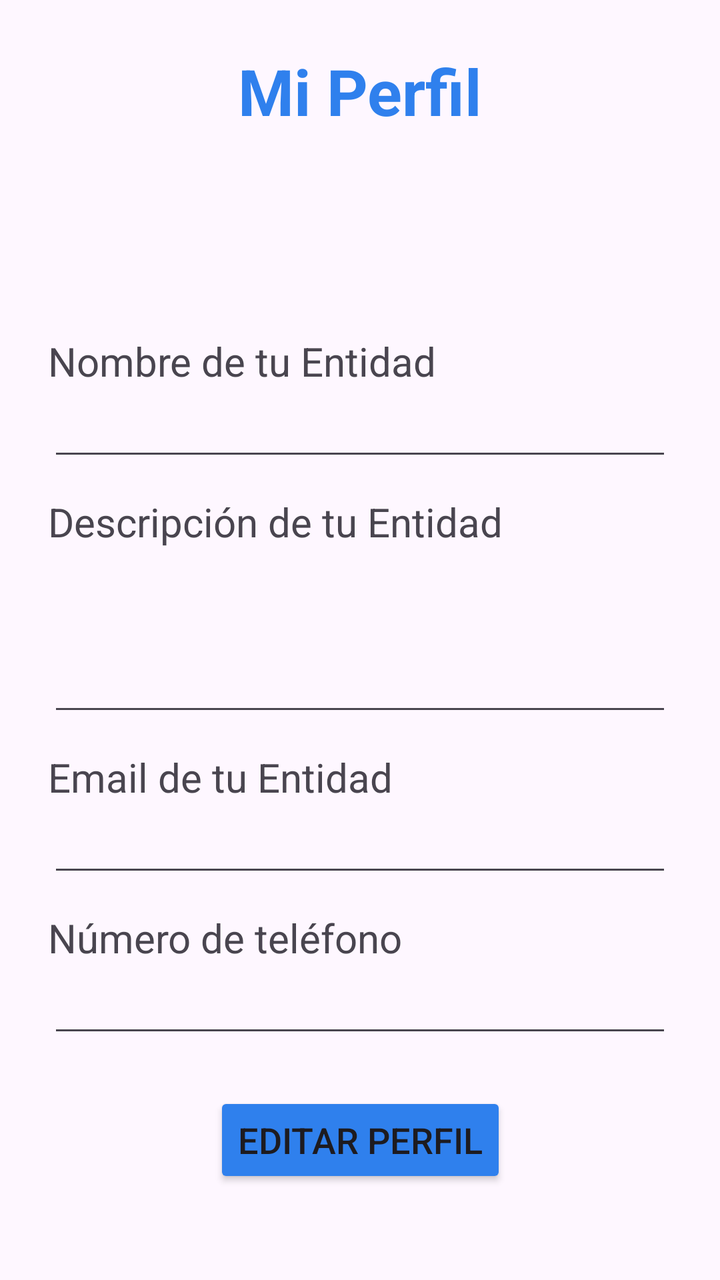
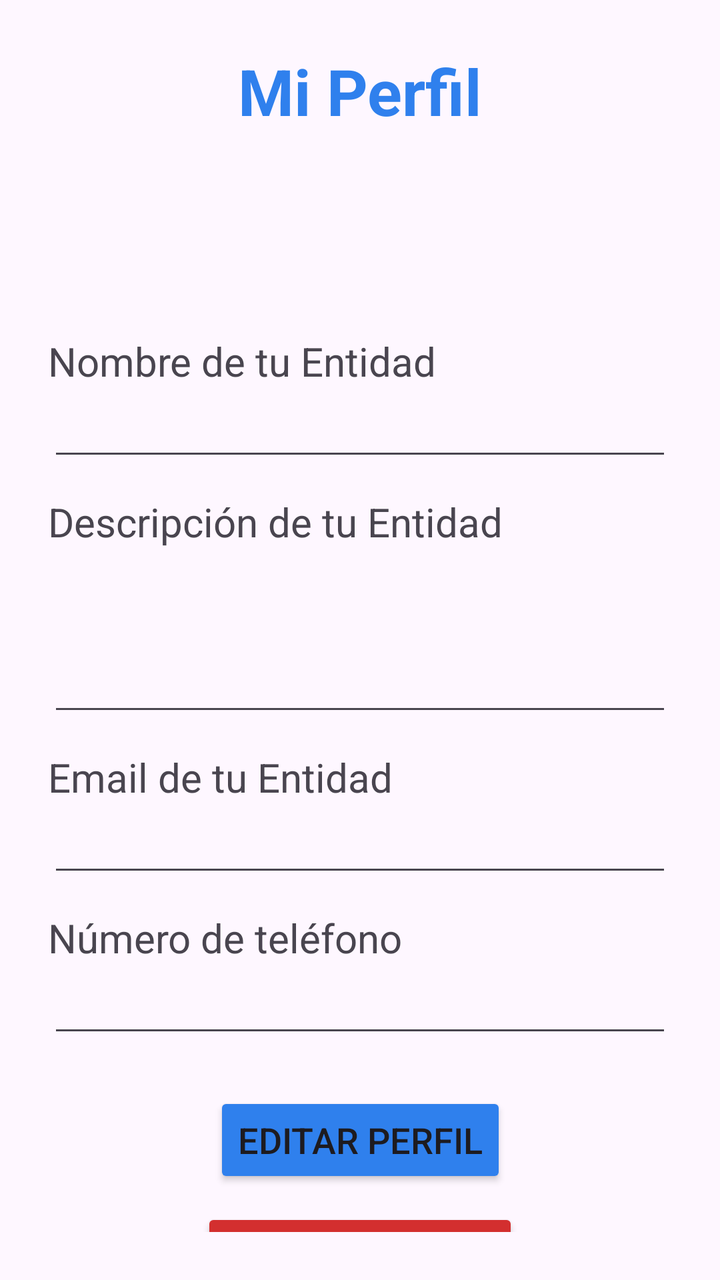

Compare the two renders of this Android layout. The source of the first and the diff that turns it into the second are given below.
<!-- AndroidManifest.xml: application theme Theme.Conecta_Voluntariado_TFG -->
<!-- res/layout/activity_entity_profile.xml -->
<?xml version="1.0" encoding="utf-8"?>
<androidx.constraintlayout.widget.ConstraintLayout xmlns:android="http://schemas.android.com/apk/res/android"
    xmlns:app="http://schemas.android.com/apk/res-auto"
    xmlns:tools="http://schemas.android.com/tools"
    android:id="@+id/main"
    android:layout_width="match_parent"
    android:layout_height="match_parent"
    android:padding="24dp"
    tools:context=".EntityProfileActivity">

    <TextView
        android:layout_width="wrap_content"
        android:layout_height="wrap_content"
        android:id="@+id/tvProfile"
        android:text="Mi Perfil"
        android:textColor="@color/brand_blue"
        android:textSize="32sp"
        android:textStyle="bold"
        app:layout_constraintEnd_toEndOf="parent"
        app:layout_constraintStart_toStartOf="parent"
        app:layout_constraintTop_toTopOf="parent" />

    <LinearLayout
        android:layout_width="match_parent"
        android:layout_height="wrap_content"
        android:id="@+id/linearLayout"
        android:orientation="vertical"
        app:layout_constraintTop_toBottomOf="@+id/tvProfile">

        <TextView
            android:layout_width="match_parent"
            android:layout_height="wrap_content"
            android:layout_marginTop="100dp"
            android:text="Nombre de tu Entidad"
            android:textSize="20sp"
            app:layout_constraintStart_toStartOf="parent"
            app:layout_constraintTop_toTopOf="parent" />

        <EditText
            android:layout_width="match_parent"
            android:layout_height="wrap_content"
            android:id="@+id/etNameEntity" />

        <TextView
            android:layout_width="match_parent"
            android:layout_height="wrap_content"
            android:layout_marginTop="12dp"
            android:text="Descripción de tu Entidad"
            android:minLines="3"
            android:inputType="textMultiLine"
            android:textSize="20sp"
            app:layout_constraintStart_toStartOf="parent"
            app:layout_constraintTop_toTopOf="parent" />

        <EditText
            android:layout_width="match_parent"
            android:layout_height="wrap_content"
            android:id="@+id/etDescEntity" />

        <TextView
            android:layout_width="match_parent"
            android:layout_height="wrap_content"
            android:layout_marginTop="12dp"
            android:text="Email de tu Entidad"
            android:textSize="20sp" />

        <EditText
            android:layout_width="match_parent"
            android:layout_height="wrap_content"
            android:id="@+id/etEmailEntity" />

        <TextView
            android:layout_width="match_parent"
            android:layout_height="wrap_content"
            android:layout_marginTop="12dp"
            android:text="Número de teléfono"
            android:textSize="20sp"/>

        <EditText
            android:layout_width="match_parent"
            android:layout_height="wrap_content"
            android:id="@+id/etPhoneNumber" />

    </LinearLayout>

    <Button
        android:id="@+id/btnSaveProfile"
        android:layout_width="wrap_content"
        android:layout_height="wrap_content"
        android:backgroundTint="@color/brand_blue"
        android:text="Editar Perfil"
        android:textSize="18sp"
        app:layout_constraintBottom_toBottomOf="parent"
        app:layout_constraintEnd_toEndOf="parent"
        app:layout_constraintStart_toStartOf="parent"
        app:layout_constraintTop_toBottomOf="@+id/linearLayout" />

</androidx.constraintlayout.widget.ConstraintLayout>
<!-- resources referenced by this layout -->
<resources>
  <color name="brand_blue">#2F80ED</color>
  <style name="Theme.Conecta_Voluntariado_TFG" parent="Base.Theme.Conecta_Voluntariado_TFG" />
  <style name="Base.Theme.Conecta_Voluntariado_TFG" parent="Theme.Material3.DayNight.NoActionBar">
          
          
      </style>
</resources>

<!-- the commit's change to res/layout/activity_entity_profile.xml (unified diff, before → after) -->
@@ -95,4 +95,16 @@
         app:layout_constraintStart_toStartOf="parent"
         app:layout_constraintTop_toBottomOf="@+id/linearLayout" />
 
+    <Button
+        android:layout_width="wrap_content"
+        android:layout_height="wrap_content"
+        android:id="@+id/btnSignOut"
+        android:text="Cerrar sesión"
+        android:textSize="18sp"
+        android:backgroundTint="@color/light_red"
+        android:layout_marginTop="10dp"
+        app:layout_constraintEnd_toEndOf="parent"
+        app:layout_constraintStart_toStartOf="parent"
+        app:layout_constraintTop_toBottomOf="@+id/btnSaveProfile" />
+
 </androidx.constraintlayout.widget.ConstraintLayout>
<!-- resource entries referenced after the edit -->
@@ -1,6 +1,7 @@
 <!-- resources referenced by this layout -->
 <resources>
   <color name="brand_blue">#2F80ED</color>
+  <color name="light_red">#D32F2F</color>
   <style name="Theme.Conecta_Voluntariado_TFG" parent="Base.Theme.Conecta_Voluntariado_TFG" />
   <style name="Base.Theme.Conecta_Voluntariado_TFG" parent="Theme.Material3.DayNight.NoActionBar">
           
